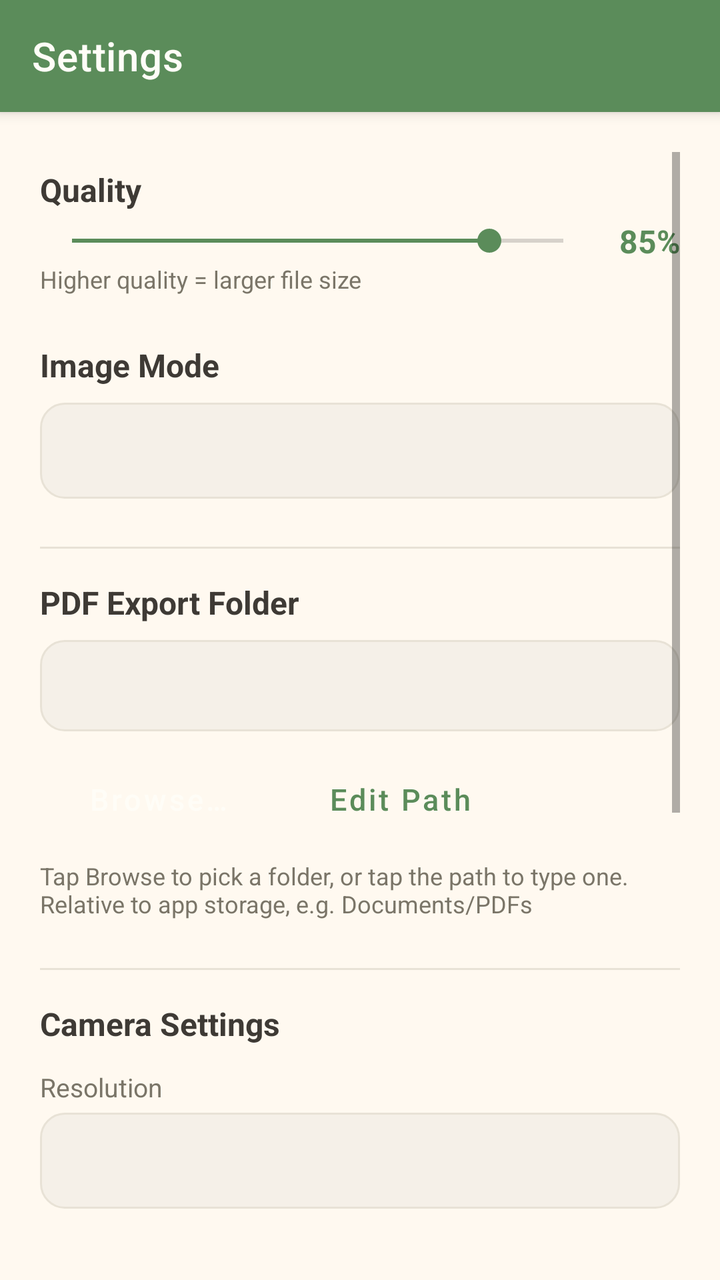
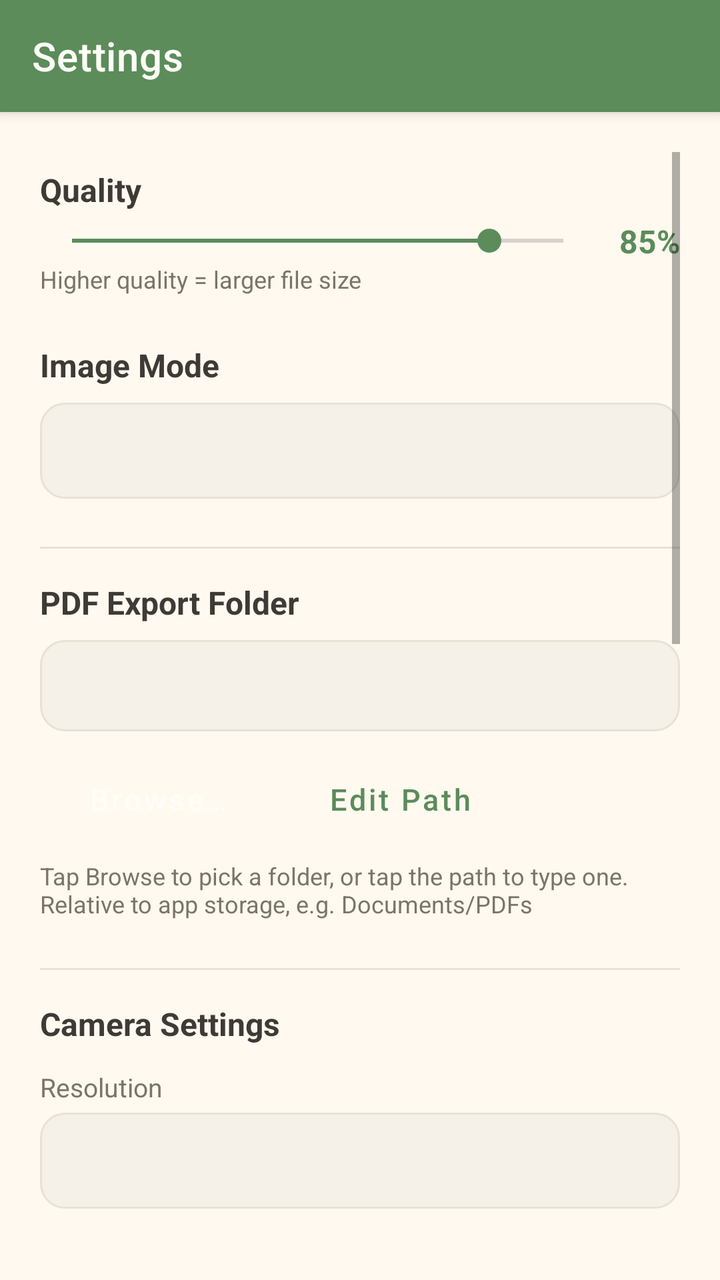

Screens rendered from an Android XML layout before and after an edit, with the pre-edit source and the edit as a unified diff.
<!-- AndroidManifest.xml: application theme Theme.PaperScanner -->
<!-- res/layout/activity_settings.xml -->
<?xml version="1.0" encoding="utf-8"?>
<LinearLayout
    xmlns:android="http://schemas.android.com/apk/res/android"
    xmlns:app="http://schemas.android.com/apk/res-auto"
    android:layout_width="match_parent"
    android:layout_height="match_parent"
    android:orientation="vertical"
    android:background="@color/background">

    <com.google.android.material.appbar.MaterialToolbar
        android:id="@+id/toolbar"
        style="@style/Ghibli.Toolbar"
        android:layout_width="match_parent"
        android:layout_height="?attr/actionBarSize"
        app:title="@string/settings"
        app:titleTextColor="@color/white" />

    <ScrollView
        android:layout_width="match_parent"
        android:layout_height="match_parent"
        android:padding="20dp">

        <LinearLayout
            android:layout_width="match_parent"
            android:layout_height="wrap_content"
            android:orientation="vertical">

            
            <TextView
                android:layout_width="wrap_content"
                android:layout_height="wrap_content"
                android:text="@string/quality"
                android:textColor="@color/text_primary"
                android:textSize="16sp"
                android:textStyle="bold"
                android:layout_marginTop="8dp" />

            <LinearLayout
                android:layout_width="match_parent"
                android:layout_height="wrap_content"
                android:gravity="center_vertical"
                android:orientation="horizontal"
                android:layout_marginTop="4dp">

                <SeekBar
                    android:id="@+id/seek_quality"
                    android:layout_width="0dp"
                    android:layout_height="wrap_content"
                    android:layout_weight="1"
                    android:max="100"
                    android:progress="85"
                    android:progressTint="@color/primary"
                    android:thumbTint="@color/primary" />

                <TextView
                    android:id="@+id/tv_quality_value"
                    android:layout_width="wrap_content"
                    android:layout_height="wrap_content"
                    android:layout_marginStart="12dp"
                    android:text="85%"
                    android:textColor="@color/primary"
                    android:textSize="16sp"
                    android:textStyle="bold" />

            </LinearLayout>

            <TextView
                android:layout_width="wrap_content"
                android:layout_height="wrap_content"
                android:text="Higher quality = larger file size"
                android:textColor="@color/text_secondary"
                android:textSize="12sp" />

            
            <TextView
                android:layout_width="wrap_content"
                android:layout_height="wrap_content"
                android:text="@string/image_mode"
                android:textColor="@color/text_primary"
                android:textSize="16sp"
                android:textStyle="bold"
                android:layout_marginTop="24dp" />

            <Spinner
                android:id="@+id/spinner_filter_mode"
                android:layout_width="match_parent"
                android:layout_height="48dp"
                android:layout_marginTop="8dp"
                android:background="@drawable/ghibli_input_bg" />

            <View
                android:layout_width="match_parent"
                android:layout_height="1dp"
                android:layout_marginTop="24dp"
                android:background="@color/gray_light" />

            
            <TextView
                android:layout_width="wrap_content"
                android:layout_height="wrap_content"
                android:text="@string/pdf_export_folder"
                android:textColor="@color/text_primary"
                android:textSize="16sp"
                android:textStyle="bold"
                android:layout_marginTop="16dp" />

            <TextView
                android:id="@+id/tv_pdf_path"
                android:layout_width="match_parent"
                android:layout_height="wrap_content"
                android:layout_marginTop="8dp"
                android:background="@drawable/ghibli_path_bg"
                android:padding="14dp"
                android:textColor="@color/text_secondary"
                android:textSize="13sp"
                android:clickable="true"
                android:focusable="true" />

            <LinearLayout
                android:layout_width="match_parent"
                android:layout_height="wrap_content"
                android:orientation="horizontal"
                android:layout_marginTop="10dp">

                <Button
                    android:id="@+id/btn_browse_pdf_path"
                    style="@style/Ghibli.Button"
                    android:layout_width="wrap_content"
                    android:layout_height="wrap_content"
                    android:text="@string/browse" />

                <Button
                    android:id="@+id/btn_edit_pdf_path"
                    style="@style/Ghibli.Button.Outlined"
                    android:layout_width="wrap_content"
                    android:layout_height="wrap_content"
                    android:layout_marginStart="10dp"
                    android:text="@string/edit_path" />

            </LinearLayout>

            <TextView
                android:layout_width="wrap_content"
                android:layout_height="wrap_content"
                android:layout_marginTop="6dp"
                android:text="@string/pdf_path_hint"
                android:textColor="@color/text_secondary"
                android:textSize="12sp" />

            
            <View
                android:layout_width="match_parent"
                android:layout_height="1dp"
                android:layout_marginTop="24dp"
                android:background="@color/gray_light" />

            <TextView
                android:layout_width="wrap_content"
                android:layout_height="wrap_content"
                android:text="@string/camera_settings"
                android:textColor="@color/text_primary"
                android:textSize="16sp"
                android:textStyle="bold"
                android:layout_marginTop="16dp" />

            
            <TextView
                android:layout_width="wrap_content"
                android:layout_height="wrap_content"
                android:text="@string/camera_resolution"
                android:textColor="@color/text_secondary"
                android:textSize="13sp"
                android:layout_marginTop="12dp" />

            <Spinner
                android:id="@+id/spinner_resolution"
                android:layout_width="match_parent"
                android:layout_height="48dp"
                android:layout_marginTop="4dp"
                android:background="@drawable/ghibli_input_bg" />

            
            <TextView
                android:layout_width="wrap_content"
                android:layout_height="wrap_content"
                android:text="@string/picture_size"
                android:textColor="@color/text_secondary"
                android:textSize="13sp"
                android:layout_marginTop="12dp" />

            <Spinner
                android:id="@+id/spinner_size"
                android:layout_width="match_parent"
                android:layout_height="48dp"
                android:layout_marginTop="4dp"
                android:background="@drawable/ghibli_input_bg" />

            
            <TextView
                android:layout_width="wrap_content"
                android:layout_height="wrap_content"
                android:text="@string/camera_color"
                android:textColor="@color/text_secondary"
                android:textSize="13sp"
                android:layout_marginTop="12dp" />

            <Spinner
                android:id="@+id/spinner_color"
                android:layout_width="match_parent"
                android:layout_height="48dp"
                android:layout_marginTop="4dp"
                android:background="@drawable/ghibli_input_bg" />

            <View
                android:layout_width="match_parent"
                android:layout_height="1dp"
                android:layout_marginTop="24dp"
                android:background="@color/gray_light" />

            
            <LinearLayout
                android:layout_width="match_parent"
                android:layout_height="wrap_content"
                android:gravity="center_vertical"
                android:orientation="horizontal"
                android:layout_marginTop="16dp">

                <TextView
                    android:layout_width="0dp"
                    android:layout_height="wrap_content"
                    android:layout_weight="1"
                    android:text="@string/auto_capture"
                    android:textColor="@color/text_primary"
                    android:textSize="16sp" />

                <com.google.android.material.switchmaterial.SwitchMaterial
                    android:id="@+id/switch_auto_capture"
                    android:layout_width="wrap_content"
                    android:layout_height="wrap_content"
                    app:thumbTint="@color/primary"
                    app:trackTint="@color/primary_light" />

            </LinearLayout>

            <TextView
                android:layout_width="wrap_content"
                android:layout_height="wrap_content"
                android:text="Automatically capture when document is detected"
                android:textColor="@color/text_secondary"
                android:textSize="12sp" />

            
            <LinearLayout
                android:layout_width="match_parent"
                android:layout_height="wrap_content"
                android:gravity="center_vertical"
                android:orientation="horizontal"
                android:layout_marginTop="16dp">

                <TextView
                    android:layout_width="0dp"
                    android:layout_height="wrap_content"
                    android:layout_weight="1"
                    android:text="@string/flash"
                    android:textColor="@color/text_primary"
                    android:textSize="16sp" />

                <com.google.android.material.switchmaterial.SwitchMaterial
                    android:id="@+id/switch_flash"
                    android:layout_width="wrap_content"
                    android:layout_height="wrap_content"
                    app:thumbTint="@color/primary"
                    app:trackTint="@color/primary_light" />

            </LinearLayout>

            
            <LinearLayout
                android:layout_width="match_parent"
                android:layout_height="wrap_content"
                android:gravity="center_vertical"
                android:orientation="horizontal"
                android:layout_marginTop="16dp">

                <TextView
                    android:layout_width="0dp"
                    android:layout_height="wrap_content"
                    android:layout_weight="1"
                    android:text="@string/focus_area"
                    android:textColor="@color/text_primary"
                    android:textSize="16sp" />

                <com.google.android.material.switchmaterial.SwitchMaterial
                    android:id="@+id/switch_focus_area"
                    android:layout_width="wrap_content"
                    android:layout_height="wrap_content"
                    app:thumbTint="@color/primary"
                    app:trackTint="@color/primary_light" />

            </LinearLayout>

            <TextView
                android:layout_width="wrap_content"
                android:layout_height="wrap_content"
                android:text="Show focus area guide overlay"
                android:textColor="@color/text_secondary"
                android:textSize="12sp" />

        </LinearLayout>

    </ScrollView>

</LinearLayout>
<!-- resources referenced by this layout -->
<resources>
  <color name="background">#FFF9F0</color>
  <color name="gray_light">#E8E2D6</color>
  <color name="primary">#5B8C5A</color>
  <color name="primary_light">#A8D5A8</color>
  <color name="text_primary">#3E3A35</color>
  <color name="text_secondary">#7A7568</color>
  <color name="white">#FFFDF7</color>
  <!-- drawable ghibli_input_bg (drawable) -->
  <?xml version="1.0" encoding="utf-8"?>
  <shape xmlns:android="http://schemas.android.com/apk/res/android"
      android:shape="rectangle">
      <solid android:color="@color/warm_gray" />
      <corners android:radius="12dp" />
      <stroke android:width="1dp" android:color="@color/gray_light" />
  </shape>
  <!-- drawable ghibli_path_bg (drawable) -->
  <?xml version="1.0" encoding="utf-8"?>
  <shape xmlns:android="http://schemas.android.com/apk/res/android"
      android:shape="rectangle">
      <solid android:color="@color/warm_gray" />
      <corners android:radius="12dp" />
      <stroke android:width="1dp" android:color="@color/gray_light" />
  </shape>
  <string name="auto_capture">Auto Capture</string>
  <string name="browse">Browse…</string>
  <string name="camera_color">Color Mode</string>
  <string name="camera_resolution">Resolution</string>
  <string name="camera_settings">Camera Settings</string>
  <string name="edit_path">Edit Path</string>
  <string name="flash">Flash</string>
  <string name="focus_area">Focus Area Guide</string>
  <string name="image_mode">Image Mode</string>
  <string name="pdf_export_folder">PDF Export Folder</string>
  <string name="pdf_path_hint">Tap Browse to pick a folder, or tap the path to type one.\nRelative to app storage, e.g. Documents/PDFs</string>
  <string name="picture_size">Aspect Ratio</string>
  <string name="quality">Quality</string>
  <string name="settings">Settings</string>
  <style name="Ghibli.Button.Outlined" parent="Widget.MaterialComponents.Button.OutlinedButton">
          <item name="cornerRadius">24dp</item>
          <item name="android:textAllCaps">false</item>
          <item name="android:textSize">15sp</item>
          <item name="strokeColor">@color/primary</item>
          <item name="android:textColor">@color/primary</item>
      </style>
  <style name="Ghibli.Toolbar" parent="Widget.MaterialComponents.Toolbar.Primary">
          <item name="android:background">@color/primary</item>
          <item name="titleTextColor">@color/white</item>
          <item name="android:elevation">4dp</item>
      </style>
  <color name="warm_gray">#F5F0E8</color>
  <color name="primary_dark">#4A7A49</color>
  <color name="accent">#E8A87C</color>
  <color name="accent_dark">#D4956B</color>
  <style name="Ghibli.Button.Text" parent="Widget.MaterialComponents.Button.TextButton">
          <item name="android:textAllCaps">false</item>
          <item name="android:textColor">@color/primary</item>
      </style>
  <style name="Ghibli.Button.Text.Secondary" parent="Widget.MaterialComponents.Button.TextButton">
          <item name="android:textAllCaps">false</item>
          <item name="android:textColor">@color/text_secondary</item>
      </style>
  <!-- unchanged entries left out for length: 3 -->
</resources>

<!-- the commit's change to res/layout/activity_settings.xml (unified diff, before → after) -->
@@ -218,6 +218,39 @@
                 android:background="@color/gray_light" />
 
             
+            <TextView
+                android:layout_width="wrap_content"
+                android:layout_height="wrap_content"
+                android:layout_marginTop="16dp"
+                android:text="@string/detection_settings_title"
+                android:textColor="@color/text_primary"
+                android:textSize="16sp"
+                android:textStyle="bold" />
+
+            <TextView
+                android:layout_width="wrap_content"
+                android:layout_height="wrap_content"
+                android:layout_marginTop="12dp"
+                android:text="@string/detection_mode"
+                android:textColor="@color/text_secondary"
+                android:textSize="13sp" />
+
+            <Spinner
+                android:id="@+id/spinner_detection_mode"
+                android:layout_width="match_parent"
+                android:layout_height="48dp"
+                android:layout_marginTop="4dp"
+                android:background="@drawable/ghibli_input_bg" />
+
+            <TextView
+                android:layout_width="wrap_content"
+                android:layout_height="wrap_content"
+                android:layout_marginTop="6dp"
+                android:text="@string/detection_mode_hint"
+                android:textColor="@color/text_secondary"
+                android:textSize="12sp" />
+
+            
             <LinearLayout
                 android:layout_width="match_parent"
                 android:layout_height="wrap_content"
@@ -245,7 +278,103 @@
             <TextView
                 android:layout_width="wrap_content"
                 android:layout_height="wrap_content"
-                android:text="Automatically capture when document is detected"
+                android:text="@string/auto_capture_hint"
+                android:textColor="@color/text_secondary"
+                android:textSize="12sp" />
+
+            
+            <LinearLayout
+                android:layout_width="match_parent"
+                android:layout_height="wrap_content"
+                android:gravity="center_vertical"
+                android:orientation="horizontal"
+                android:layout_marginTop="16dp">
+
+                <TextView
+                    android:layout_width="0dp"
+                    android:layout_height="wrap_content"
+                    android:layout_weight="1"
+                    android:text="@string/detection_outline"
+                    android:textColor="@color/text_primary"
+                    android:textSize="16sp" />
+
+                <com.google.android.material.switchmaterial.SwitchMaterial
+                    android:id="@+id/switch_detection_outline"
+                    android:layout_width="wrap_content"
+                    android:layout_height="wrap_content"
+                    app:thumbTint="@color/primary"
+                    app:trackTint="@color/primary_light" />
+
+            </LinearLayout>
+
+            <TextView
+                android:layout_width="wrap_content"
+                android:layout_height="wrap_content"
+                android:text="@string/detection_outline_hint"
+                android:textColor="@color/text_secondary"
+                android:textSize="12sp" />
+
+            
+            <LinearLayout
+                android:layout_width="match_parent"
+                android:layout_height="wrap_content"
+                android:gravity="center_vertical"
+                android:orientation="horizontal"
+                android:layout_marginTop="16dp">
+
+                <TextView
+                    android:layout_width="0dp"
+                    android:layout_height="wrap_content"
+                    android:layout_weight="1"
+                    android:text="@string/detection_status"
+                    android:textColor="@color/text_primary"
+                    android:textSize="16sp" />
+
+                <com.google.android.material.switchmaterial.SwitchMaterial
+                    android:id="@+id/switch_detection_status"
+                    android:layout_width="wrap_content"
+                    android:layout_height="wrap_content"
+                    app:thumbTint="@color/primary"
+                    app:trackTint="@color/primary_light" />
+
+            </LinearLayout>
+
+            <TextView
+                android:layout_width="wrap_content"
+                android:layout_height="wrap_content"
+                android:text="@string/detection_status_hint"
+                android:textColor="@color/text_secondary"
+                android:textSize="12sp" />
+
+            
+            <LinearLayout
+                android:layout_width="match_parent"
+                android:layout_height="wrap_content"
+                android:gravity="center_vertical"
+                android:orientation="horizontal"
+                android:layout_marginTop="16dp">
+
+                <TextView
+                    android:layout_width="0dp"
+                    android:layout_height="wrap_content"
+                    android:layout_weight="1"
+                    android:text="@string/focus_area"
+                    android:textColor="@color/text_primary"
+                    android:textSize="16sp" />
+
+                <com.google.android.material.switchmaterial.SwitchMaterial
+                    android:id="@+id/switch_focus_area"
+                    android:layout_width="wrap_content"
+                    android:layout_height="wrap_content"
+                    app:thumbTint="@color/primary"
+                    app:trackTint="@color/primary_light" />
+
+            </LinearLayout>
+
+            <TextView
+                android:layout_width="wrap_content"
+                android:layout_height="wrap_content"
+                android:text="@string/focus_area_hint"
                 android:textColor="@color/text_secondary"
                 android:textSize="12sp" />
 
@@ -274,38 +403,6 @@
 
             </LinearLayout>
 
-            
-            <LinearLayout
-                android:layout_width="match_parent"
-                android:layout_height="wrap_content"
-                android:gravity="center_vertical"
-                android:orientation="horizontal"
-                android:layout_marginTop="16dp">
-
-                <TextView
-                    android:layout_width="0dp"
-                    android:layout_height="wrap_content"
-                    android:layout_weight="1"
-                    android:text="@string/focus_area"
-                    android:textColor="@color/text_primary"
-                    android:textSize="16sp" />
-
-                <com.google.android.material.switchmaterial.SwitchMaterial
-                    android:id="@+id/switch_focus_area"
-                    android:layout_width="wrap_content"
-                    android:layout_height="wrap_content"
-                    app:thumbTint="@color/primary"
-                    app:trackTint="@color/primary_light" />
-
-            </LinearLayout>
-
-            <TextView
-                android:layout_width="wrap_content"
-                android:layout_height="wrap_content"
-                android:text="Show focus area guide overlay"
-                android:textColor="@color/text_secondary"
-                android:textSize="12sp" />
-
         </LinearLayout>
 
     </ScrollView>
<!-- resource entries referenced after the edit -->
@@ -24,13 +24,22 @@
       <stroke android:width="1dp" android:color="@color/gray_light" />
   </shape>
   <string name="auto_capture">Auto Capture</string>
+  <string name="auto_capture_hint">Automatically capture when a document is detected.</string>
   <string name="browse">Browse…</string>
   <string name="camera_color">Color Mode</string>
   <string name="camera_resolution">Resolution</string>
   <string name="camera_settings">Camera Settings</string>
+  <string name="detection_mode">Detection Mode</string>
+  <string name="detection_mode_hint">Auto follows the page corners automatically. Manual uses a rectangle you drag into place.</string>
+  <string name="detection_outline">Detected Page Outline</string>
+  <string name="detection_outline_hint">Highlight the page the scanner has found.</string>
+  <string name="detection_settings_title">Document Detection</string>
+  <string name="detection_status">Detection Status Text</string>
+  <string name="detection_status_hint">Show the \'Document detected\' message on the camera screen.</string>
   <string name="edit_path">Edit Path</string>
   <string name="flash">Flash</string>
   <string name="focus_area">Focus Area Guide</string>
+  <string name="focus_area_hint">Show the focus area guide overlay.</string>
   <string name="image_mode">Image Mode</string>
   <string name="pdf_export_folder">PDF Export Folder</string>
   <string name="pdf_path_hint">Tap Browse to pick a folder, or tap the path to type one.\nRelative to app storage, e.g. Documents/PDFs</string>
